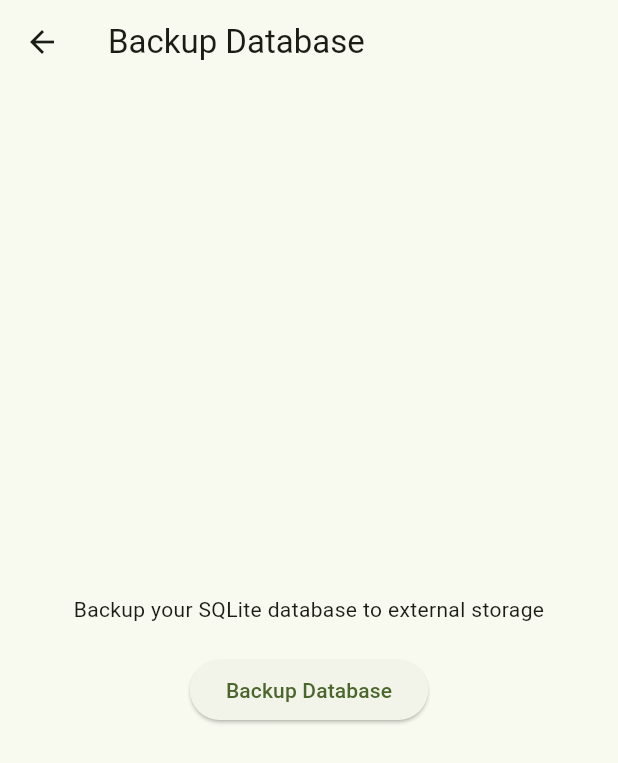
After one commit to jigovind556/Time_Tracker, a Flutter app: the BackupPage screen opened by its route, after a tap on "Backup Database", on a phone screen of 412 x 824 dp. The commit adds this screen. Shown: the top 763 px of the screen. Run offline on Flutter 3.47's test engine with Material 2 defaults, Android fonts, the phone set to English and light mode, and no system bars; our stand-ins replace file_picker, fl_chart, permission_handler, shared_preferences, sqflite; missing offline and left inert: flutter_chart; accounts and stored records are empty.

Commit message:
added backup system in the app

```diff
--- /dev/null
+++ b/lib/backup/backupsql.dart
@@ -0,0 +1,61 @@
+import 'dart:io';
+
+import 'package:flutter/material.dart';
+import 'package:path/path.dart';
+import 'package:path_provider/path_provider.dart';
+import 'package:permission_handler/permission_handler.dart';
+import 'package:sqflite/sqflite.dart';
+
+class BackupPage extends StatefulWidget {
+  @override
+  _BackupPageState createState() => _BackupPageState();
+}
+
+class _BackupPageState extends State<BackupPage> {
+  Future<void> _backupDatabase(BuildContext context) async {
+    if (await Permission.storage.isGranted) {
+      final databasesPath = await getDatabasesPath();
+      final originalPath = join(databasesPath, 'attendance.db');
+
+      final externalStorageDir = await getExternalStorageDirectory();
+      final backupPath = join(externalStorageDir!.path, 'MyAppBackups');
+
+      Directory(backupPath).createSync(recursive: true);
+
+      final backupFilePath = join(backupPath, 'backup.db');
+
+      File(originalPath).copySync(backupFilePath);
+
+      ScaffoldMessenger.of(context).showSnackBar(
+        SnackBar(content: Text('Database backed up successfully')),
+      );
+    } else {
+      await Permission.storage.request();
+    }
+  }
+
+  @override
+  Widget build(BuildContext context) {
+    return Scaffold(
+      appBar: AppBar(
+        title: Text('Backup Database'),
+      ),
+      body: Center(
+        child: Column(
+          mainAxisAlignment: MainAxisAlignment.center,
+          children: <Widget>[
+            Text(
+              'Backup your SQLite database to external storage',
+              textAlign: TextAlign.center,
+            ),
+            SizedBox(height: 20),
+            ElevatedButton(
+              onPressed: () => _backupDatabase(context),
+              child: Text('Backup Database'),
+            ),
+          ],
+        ),
+      ),
+    );
+  }
+}
--- a/lib/database_helper.dart
+++ b/lib/database_helper.dart
@@ -39,6 +39,7 @@
         Subject_Name TEXT,
         Day INTEGER,
         Lecture_No INTEGER,
+        Classroom TEXT, -- New column added
         PRIMARY KEY (Id, Day, Lecture_No),
         FOREIGN KEY (Id, Subject_Name) REFERENCES subject_name (Id, Subject)
           ON DELETE CASCADE
@@ -87,7 +88,7 @@
       END;
     ''');
 
-      // Trigger to update Attendance
+    // Trigger to update Attendance
     await db.execute('''
       CREATE TRIGGER update_attendance
       AFTER INSERT ON attendance_record
@@ -103,7 +104,6 @@
         WHERE subject_name.Id = NEW.Id AND subject_name.Subject = NEW.Subject;
       END;
     ''');
-
   }
 
   Future<List<Map<String, dynamic>>> queryAll(String table) async {
--- a/lib/loginPage.dart
+++ b/lib/loginPage.dart
@@ -1,5 +1,9 @@
+import 'dart:io';
+
+import 'package:file_picker/file_picker.dart';
 import 'package:flutter/material.dart';
 import 'package:path/path.dart';
+import 'package:path_provider/path_provider.dart';
 import 'package:sqflite/sqflite.dart';
 import 'package:time_trackr/global.dart';
 import 'package:time_trackr/shared_pref.dart';
@@ -109,6 +113,13 @@
                 },
                 child: Text('Submit'),
               ),
+              ElevatedButton(
+  onPressed: () async {
+    await _importDatabase(context); // Call the import database function
+    await getUsersFromSharedPreferences(); // Refresh the user list
+  },
+  child: Text('Import Database'),
+),
             ],
           ),
         ),
@@ -146,4 +157,65 @@
       "name": name,
     });
   }
+
+  Future<void> _importDatabase(BuildContext context) async {
+  // Open a file picker to select the backup file
+  FilePickerResult? result = await FilePicker.platform.pickFiles();
+  if (result != null) {
+    // Get the selected backup file
+    PlatformFile file = result.files.first;
+
+    try {
+      // Copy the backup file to the app's data directory
+      final Directory appDirectory = await getApplicationDocumentsDirectory();
+      final String backupPath = '${appDirectory.path}/backup.db';
+      await File(file.path!).copy(backupPath);
+
+      // Open the copied backup database
+      final Database backupDb = await openDatabase(backupPath);
+
+      // Get a list of all table names in the backup database
+      final List<String> tableNames = await backupDb
+          .query('sqlite_master', where: 'type = ?', whereArgs: ['table'])
+          .then((tables) => tables.map((table) => table['name'] as String)
+          .toList());
+
+      // Open the existing database
+      final Database existingDb = await _databaseHelper.database;
+
+      // Import data from each table in the backup database
+      for (final tableName in tableNames) {
+        // Fetch data from the corresponding table in the backup database
+        final List<Map<String, dynamic>> backupData =
+            await backupDb.query(tableName);
+
+        // Clear the corresponding table in the existing database
+        await existingDb.delete(tableName);
+
+        // Import the backup data into the corresponding table in the existing database
+        for (final Map<String, dynamic> row in backupData) {
+          await existingDb.insert(tableName, row);
+        }
+      }
+
+      // Close the backup database
+      await backupDb.close();
+
+      // Show a snackbar or dialog to inform the user about the import status
+      ScaffoldMessenger.of(context).showSnackBar(
+        SnackBar(
+          content: Text('Database imported successfully!'),
+        ),
+      );
+    } catch (e) {
+      print('Error importing database: $e');
+      ScaffoldMessenger.of(context).showSnackBar(
+        SnackBar(
+          content: Text('An error occurred while importing the database.'),
+        ),
+      );
+    }
+  }
 }
+
+}
--- a/pubspec.yaml
+++ b/pubspec.yaml
@@ -40,6 +40,9 @@
   intl: ^0.18.1
   flutter_chart: ^0.1.6
   fl_chart: ^0.63.0
+  permission_handler: ^10.4.3
+  path_provider: ^2.0.15
+  file_picker: ^5.3.3
 
 dev_dependencies:
   flutter_test:
```
Also changed, not shown: lib/home_page.dart (+10 -0 lines), lib/main.dart (+8 -2 lines), pubspec.lock, 4 other files.
